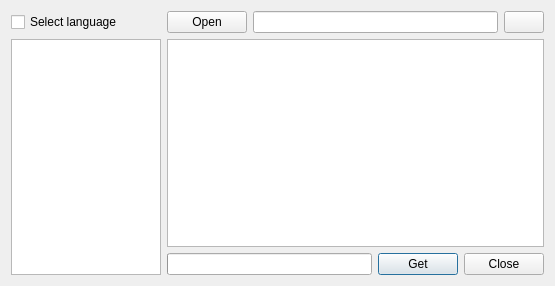
Qt form src/bomi/ui/subtitlefinddialog.ui (bylee20/bomi) before a commit.
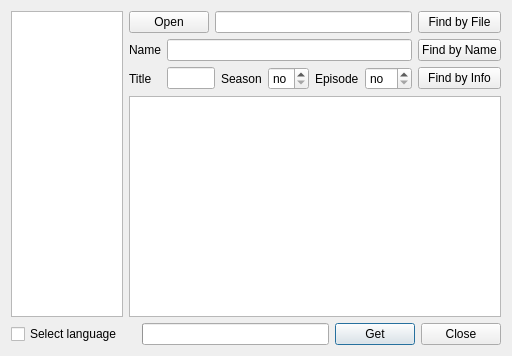
The same form after that commit. Custom widgets are drawn as their Qt base class.

Commit message: * New: 'Find by Name' and 'Find by Info' for find subtitles (#298)

```diff
--- a/src/bomi/ui/subtitlefinddialog.ui
+++ b/src/bomi/ui/subtitlefinddialog.ui
@@ -6,40 +6,12 @@
    <rect>
     <x>0</x>
     <y>0</y>
-    <width>555</width>
-    <height>286</height>
+    <width>512</width>
+    <height>356</height>
    </rect>
   </property>
-  <layout class="QGridLayout" name="gridLayout">
+  <layout class="QGridLayout" name="gridLayout_2">
    <item row="0" column="0">
-    <widget class="QCheckBox" name="languageCheckBox">
-     <property name="text">
-      <string>Select language</string>
-     </property>
-    </widget>
-   </item>
-   <item row="0" column="1">
-    <layout class="QHBoxLayout" name="horizontalLayout">
-     <item>
-      <widget class="QPushButton" name="open">
-       <property name="text">
-        <string>Open</string>
-       </property>
-      </widget>
-     </item>
-     <item>
-      <widget class="QLineEdit" name="fileName">
-       <property name="readOnly">
-        <bool>true</bool>
-       </property>
-      </widget>
-     </item>
-     <item>
-      <widget class="QPushButton" name="state"/>
-     </item>
-    </layout>
-   </item>
-   <item row="1" column="0" rowspan="2">
     <widget class="CheckListWidget" name="language">
      <property name="maximumSize">
       <size>
@@ -49,18 +21,142 @@
      </property>
     </widget>
    </item>
+   <item row="0" column="1">
+    <layout class="QVBoxLayout" name="verticalLayout">
+     <item>
+      <layout class="QGridLayout" name="gridLayout">
+       <item row="0" column="0" colspan="2">
+        <layout class="QHBoxLayout" name="horizontalLayout">
+         <item>
+          <widget class="QPushButton" name="open">
+           <property name="text">
+            <string>Open</string>
+           </property>
+          </widget>
+         </item>
+         <item>
+          <widget class="QLineEdit" name="fileName">
+           <property name="readOnly">
+            <bool>true</bool>
+           </property>
+          </widget>
+         </item>
+        </layout>
+       </item>
+       <item row="0" column="2">
+        <widget class="QPushButton" name="find_file">
+         <property name="text">
+          <string>Find by File</string>
+         </property>
+        </widget>
+       </item>
+       <item row="1" column="0">
+        <widget class="QLabel" name="label">
+         <property name="text">
+          <string>Name</string>
+         </property>
+        </widget>
+       </item>
+       <item row="1" column="1">
+        <widget class="QLineEdit" name="tag"/>
+       </item>
+       <item row="1" column="2">
+        <widget class="QPushButton" name="find_name">
+         <property name="text">
+          <string>Find by Name</string>
+         </property>
+        </widget>
+       </item>
+       <item row="2" column="0">
+        <widget class="QLabel" name="label_2">
+         <property name="text">
+          <string>Title</string>
+         </property>
+        </widget>
+       </item>
+       <item row="2" column="1">
+        <layout class="QHBoxLayout" name="horizontalLayout_4">
+         <item>
+          <widget class="QLineEdit" name="query"/>
+         </item>
+         <item>
+          <widget class="QLabel" name="label_4">
+           <property name="text">
+            <string>Season</string>
+           </property>
+          </widget>
+         </item>
+         <item>
+          <widget class="QSpinBox" name="season">
+           <property name="specialValueText">
+            <string>no</string>
+           </property>
+           <property name="minimum">
+            <number>-1</number>
+           </property>
+           <property name="value">
+            <number>-1</number>
+           </property>
+          </widget>
+         </item>
+         <item>
+          <widget class="QLabel" name="label_3">
+           <property name="text">
+            <string>Episode</string>
+           </property>
+          </widget>
+         </item>
+         <item>
+          <widget class="QSpinBox" name="episode">
+           <property name="specialValueText">
+            <string>no</string>
+           </property>
+           <property name="minimum">
+            <number>-1</number>
+           </property>
+           <property name="maximum">
+            <number>999</number>
+           </property>
+           <property name="value">
+            <number>-1</number>
+           </property>
+          </widget>
+         </item>
+        </layout>
+       </item>
+       <item row="2" column="2">
+        <widget class="QPushButton" name="find_info">
+         <property name="text">
+          <string>Find by Info</string>
+         </property>
+        </widget>
+       </item>
+      </layout>
+     </item>
+     <item>
+      <widget class="QTreeView" name="view">
+       <property name="alternatingRowColors">
+        <bool>true</bool>
+       </property>
+       <property name="rootIsDecorated">
+        <bool>false</bool>
+       </property>
+      </widget>
+     </item>
+    </layout>
+   </item>
+   <item row="1" column="0">
+    <widget class="QCheckBox" name="languageCheckBox">
+     <property name="text">
+      <string>Select language</string>
+     </property>
+    </widget>
+   </item>
    <item row="1" column="1">
-    <widget class="QTreeView" name="view">
-     <property name="alternatingRowColors">
-      <bool>true</bool>
-     </property>
-     <property name="rootIsDecorated">
-      <bool>false</bool>
-     </property>
-    </widget>
-   </item>
-   <item row="2" column="1">
     <layout class="QHBoxLayout" name="horizontalLayout_2">
+     <item>
+      <widget class="QLabel" name="state"/>
+     </item>
      <item>
       <widget class="QProgressBar" name="prog">
        <property name="invertedAppearance">
```
The commit also changes 3 other files.
